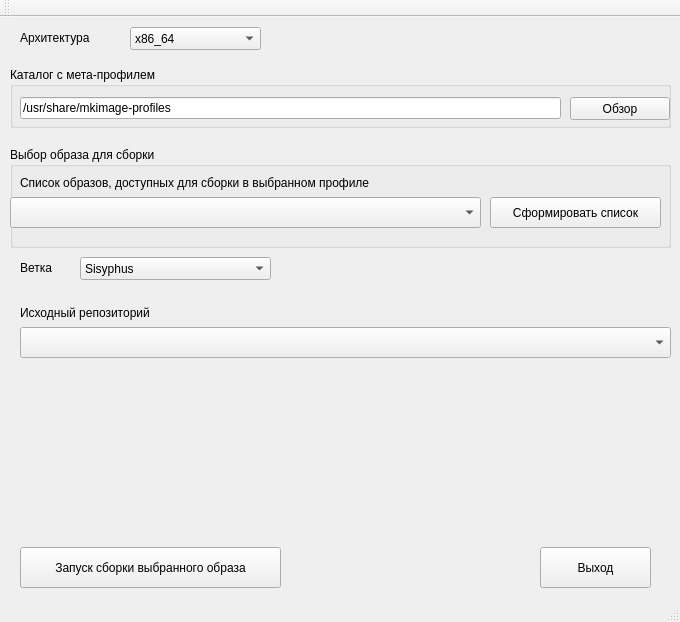
Qt form mainwindow.ui (150balbes/mp-gui) before a commit.
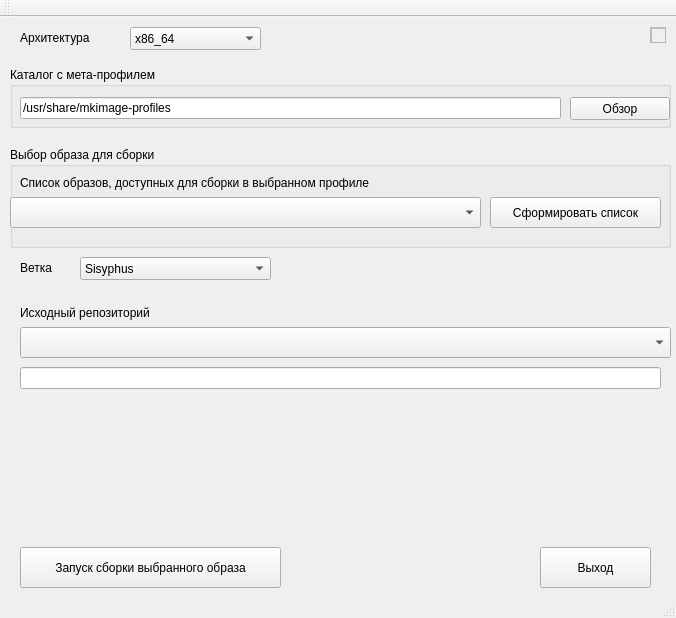
The same form after that commit.

Commit message: modified:   main.cpp 	modified:   mainwindow.cpp 	modified:   mainwindow.h 	modified:   mainwindow.ui 	deleted:    mp-gui.pro.user 	modified:   rpm/mp-gui

```diff
--- a/mainwindow.ui
+++ b/mainwindow.ui
@@ -6,8 +6,8 @@
    <rect>
     <x>0</x>
     <y>0</y>
-    <width>680</width>
-    <height>622</height>
+    <width>676</width>
+    <height>618</height>
    </rect>
   </property>
   <property name="windowTitle">
@@ -225,6 +225,29 @@
      </property>
     </widget>
    </widget>
+   <widget class="QLineEdit" name="cmd_comand">
+    <property name="geometry">
+     <rect>
+      <x>20</x>
+      <y>350</y>
+      <width>641</width>
+      <height>22</height>
+     </rect>
+    </property>
+   </widget>
+   <widget class="QTextEdit" name="ListDistro">
+    <property name="enabled">
+     <bool>false</bool>
+    </property>
+    <property name="geometry">
+     <rect>
+      <x>650</x>
+      <y>10</y>
+      <width>16</width>
+      <height>16</height>
+     </rect>
+    </property>
+   </widget>
   </widget>
   <widget class="QMenuBar" name="menuBar">
    <property name="geometry">
```
Left out of the diff: 4 changed lines with no effect on the pictures. The commit also changes 5 other files.
